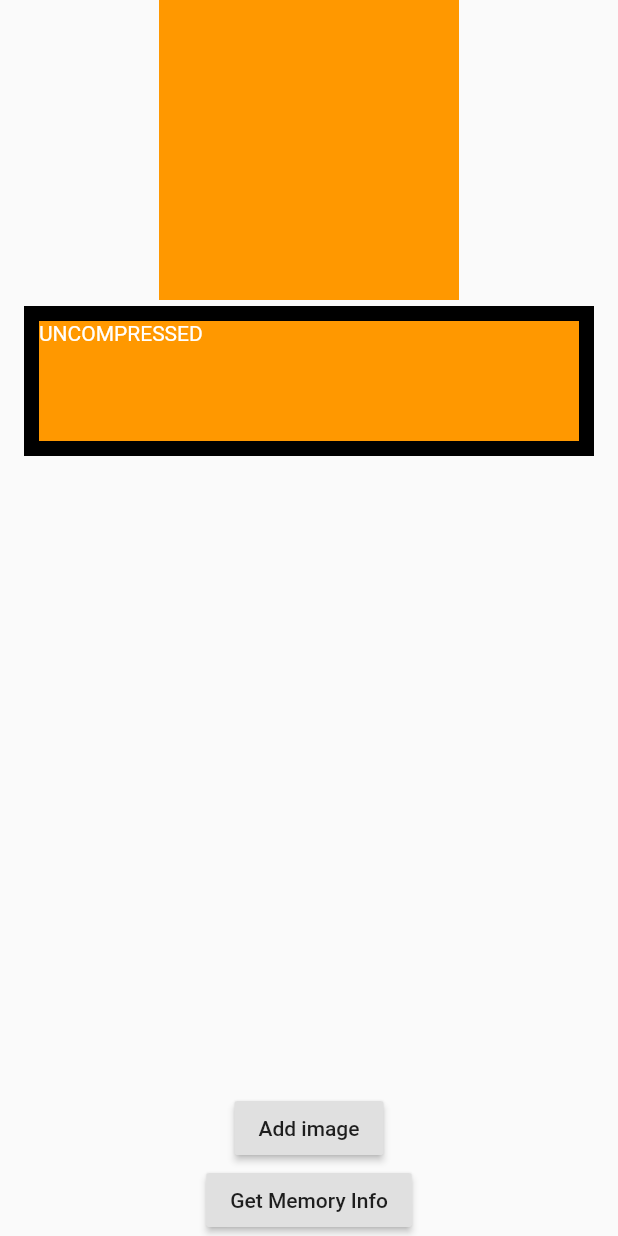
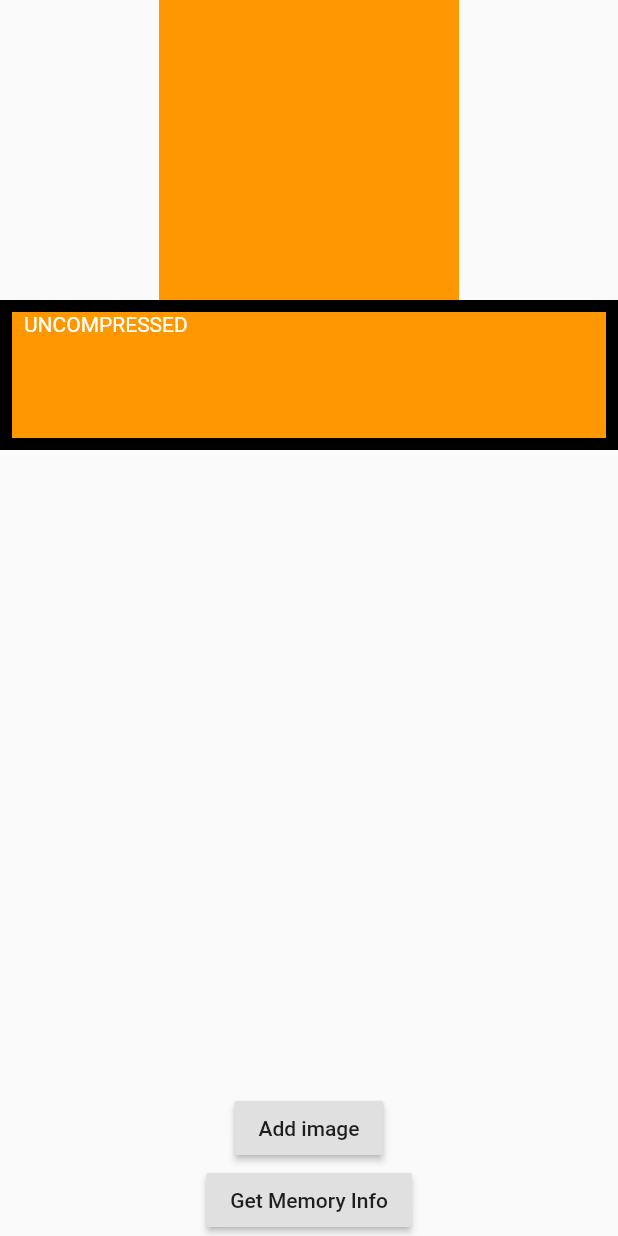
Before and after one commit to jaween/playground, a Flutter app: the screen it shows after launch, after a tap on "Use uncompressed", on a phone screen of 412 x 824 dp. Run offline on Flutter 3.47's test engine with Material 2 defaults, Android fonts, the light colour scheme and no system bars; our stand-ins replace rxdart, tuple; missing offline and left inert: flutter_sound.

Commit message:
Implement changing layers and drawing in flutter_compressed_images

```diff
--- a/flutter_compressed_images/flutter_compressed_images/lib/drawing_canvas.dart
+++ b/flutter_compressed_images/flutter_compressed_images/lib/drawing_canvas.dart
@@ -64,7 +64,7 @@ class _DrawingCanvasState extends State<DrawingCanvas> {
               onPanUpdate: (p) => _handler
                   .move(p.localPosition / 200 * ImageHolder.size.height),
               onPanEnd: (d) => _handler.end(),
-              child: ImageDisplay(image: _image),
+              child: ImageDisplayOnlyDecoded(image: _image),
             ),
     );
   }
--- a/flutter_compressed_images/flutter_compressed_images/lib/drawing_handler.dart
+++ b/flutter_compressed_images/flutter_compressed_images/lib/drawing_handler.dart
@@ -3,10 +3,12 @@ import 'dart:ui';
 import 'package:flutter/material.dart' hide Image;
 import 'package:flutter/scheduler.dart';
 
+typedef void ImageReadyCallback(Image image);
+
 /// Takes input drawing pointer events and schedules painting each frame.
 class DrawingHandler {
   final Image image;
-  final Function onImageReady;
+  final ImageReadyCallback onImageReady;
 
   Path _path;
   Image _completeImage;
--- a/flutter_compressed_images/flutter_compressed_images/lib/image_display.dart
+++ b/flutter_compressed_images/flutter_compressed_images/lib/image_display.dart
@@ -1,17 +1,49 @@
+import 'dart:typed_data';
 import 'dart:ui' as ui;
 
 import 'package:flutter/material.dart';
 import 'package:flutter_compressed_images/image_holder.dart';
 
 /// Displays the image based on which mode it is in.
-class ImageDisplay extends StatelessWidget {
+class ImageDisplay extends StatefulWidget {
   final ImageHolder imageHolder;
-  final ui.Image image;
 
   ImageDisplay({
+    Key key,
     this.imageHolder,
-    this.image,
-  }) : assert(imageHolder != null || image != null);
+  }) : super(key: key);
+
+  @override
+  _ImageDisplayState createState() => _ImageDisplayState();
+}
+
+class _ImageDisplayState extends State<ImageDisplay> {
+  ui.Image _cachedImage;
+
+  @override
+  void initState() {
+    print("init");
+    super.initState();
+  }
+
+  @override
+  void didUpdateWidget(ImageDisplay oldWidget) {
+    if (widget.imageHolder != null) {
+      if (widget.imageHolder.decoded) {
+        print(
+            "${widget.imageHolder.hashCode} Image is decoded, so will cache it...");
+        widget.imageHolder.uiImage.then((image) {
+          setState(() => _cachedImage = image);
+          print("${widget.imageHolder.hashCode} Cache updated");
+        });
+      } else if (widget.imageHolder.encoded) {
+        print("${widget.imageHolder.hashCode} Cache is stale, discarding");
+        setState(() => _cachedImage = null);
+      }
+    }
+
+    super.didUpdateWidget(oldWidget);
+  }
 
   @override
   Widget build(BuildContext context) {
@@ -20,42 +52,32 @@ class ImageDisplay extends StatelessWidget {
       children: <Widget>[
         Builder(
           builder: (context) {
-            if (image != null) {
-              return _buildDartUiImage(image);
-            } else if (imageHolder.editMode) {
+            if (widget.imageHolder.decoded || widget.imageHolder.encoding) {
               return FutureBuilder<ui.Image>(
-                future: imageHolder.uiImage,
-                initialData: null,
+                future: widget.imageHolder.uiImage,
                 builder: (context, snapshot) {
-                  if (snapshot.data == null) {
-                    return Container(
-                      color: Colors.black,
-                    );
+                  if (!snapshot.hasData) {
+                    if (_cachedImage != null) {
+                      print(
+                          "${widget.imageHolder.hashCode} UI using cached image");
+                      return _buildDartUiImage(_cachedImage);
+                    }
+                    print("${widget.imageHolder.hashCode} UI using PNG");
+                    return _buildImageFromPngBytes(widget.imageHolder.pngBytes);
                   }
+                  print("${widget.imageHolder.hashCode} UI using future image");
                   return _buildDartUiImage(snapshot.data);
                 },
               );
             } else {
-              return _buildImageFromPngBytes(imageHolder);
+              return _buildImageFromPngBytes(widget.imageHolder.pngBytes);
             }
           },
         ),
-        if (imageHolder?.editMode == true)
-          Text(
-            "UNCOMPRESSED",
-            style: Theme.of(context)
-                .textTheme
-                .bodyText2
-                .copyWith(color: Colors.white),
-          ),
-        if (imageHolder?.dirty == true)
-          Text(
-            "\nDIRTY",
-            style: Theme.of(context)
-                .textTheme
-                .bodyText2
-                .copyWith(color: Colors.white),
-          ),
+        ..._buildDecodeEncodeStateText(
+          context: context,
+          imageHolder: widget.imageHolder,
+        ),
       ],
     );
   }
@@ -66,11 +88,66 @@ class ImageDisplay extends StatelessWidget {
     );
   }
 
-  Widget _buildImageFromPngBytes(ImageHolder image) {
+  Widget _buildImageFromPngBytes(Uint8List bytes) {
     return Image.memory(
-      image.pngBytes,
+      bytes,
       fit: BoxFit.fill,
       filterQuality: FilterQuality.none,
+      gaplessPlayback: true,
+    );
+  }
+
+  List<Widget> _buildDecodeEncodeStateText({
+    @required BuildContext context,
+    @required ImageHolder imageHolder,
+  }) {
+    return [
+      if (imageHolder.decoded || imageHolder.decoding)
+        Padding(
+          padding: const EdgeInsets.only(left: 8.0, top: 0),
+          child: Text(
+            imageHolder.decoded ? "UNCOMPRESSED" : "UNCOMPRESSING",
+            style: Theme.of(context)
+                .textTheme
+                .bodyText2
+                .copyWith(color: Colors.white),
+          ),
+        ),
+      if (imageHolder.encoded || imageHolder.encoding)
+        Padding(
+          padding: const EdgeInsets.only(left: 8.0, top: 20),
+          child: Text(
+            imageHolder.encoded ? "COMPRESSED" : "COMPRESSING",
+            style: Theme.of(context)
+                .textTheme
+                .bodyText2
+                .copyWith(color: Colors.white),
+          ),
+        ),
+      if (imageHolder.dirty)
+        Padding(
+          padding: const EdgeInsets.only(left: 8.0, top: 40),
+          child: Text(
+            "DIRTY",
+            style: Theme.of(context)
+                .textTheme
+                .bodyText2
+                .copyWith(color: Colors.white),
+          ),
+        ),
+    ];
+  }
+}
+
+class ImageDisplayOnlyDecoded extends StatelessWidget {
+  final ui.Image image;
+
+  ImageDisplayOnlyDecoded({@required this.image});
+
+  @override
+  Widget build(BuildContext context) {
+    return CustomPaint(
+      painter: ImagePainter(image: image),
     );
   }
 }
--- a/flutter_compressed_images/flutter_compressed_images/lib/image_holder.dart
+++ b/flutter_compressed_images/flutter_compressed_images/lib/image_holder.dart
@@ -4,6 +4,7 @@ import 'dart:typed_data';
 import 'dart:ui';
 import 'dart:ui' as ui;
 
+import 'package:async/async.dart';
 import 'package:flutter/foundation.dart';
 import 'package:flutter/material.dart';
 
@@ -12,11 +13,14 @@ class ImageHolder {
 
   Uint8List _pngBytes;
   ui.Image _image;
-  Completer<ui.Image> _pngDecodeCompleter;
-  bool _editMode = false;
+  CancelableCompleter<ui.Image> _decodeCompleter;
+  CancelableCompleter<Uint8List> _encodeCompleter;
   bool _dirty = false;
 
-  ImageHolder._({@required Uint8List pngBytes}): _pngBytes = pngBytes;
+  ImageHolder._({@required Uint8List pngBytes}) : _pngBytes = pngBytes {
+    _encodeCompleter = CancelableCompleter<Uint8List>();
+    _encodeCompleter.complete(_pngBytes);
+  }
 
   static Future<ImageHolder> create() async {
     final pictureRecorder = PictureRecorder();
@@ -42,96 +46,113 @@ class ImageHolder {
       size.height.toInt(),
     );
     final bytes = await image.toByteData(format: ImageByteFormat.png);
+
     return ImageHolder._(pngBytes: bytes.buffer.asUint8List());
   }
 
   Future<void> createImage({@required VoidCallback onImageReady}) async {
-
     onImageReady();
   }
 
   bool get dirty => _dirty;
 
-  bool get editMode => _editMode;
+  _ImgState _state = _ImgState.encoded;
+
+  bool get decoded => _state == _ImgState.decoded;
+
+  bool get decoding => _state == _ImgState.decoding;
+
+  bool get encoded => _state == _ImgState.encoded;
+
+  bool get encoding => _state == _ImgState.encoding;
 
   Uint8List get pngBytes => _pngBytes;
 
-  Future<ui.Image> get uiImage => _pngDecodeCompleter.future;
+  Future<ui.Image> get uiImage =>
+      _decodeCompleter?.operation?.value ?? Future.value(_image);
 
   Future<void> beginEditing() {
-    if (editMode) {
-      return _pngDecodeCompleter.future;
+    if (_state == _ImgState.encoding) {
+      // Quick exit
+      _encodeCompleter?.operation?.cancel();
+      _decodeCompleter = CancelableCompleter<ui.Image>();
+      _state = _ImgState.decoded;
+      _decodeCompleter.complete(_image);
+      return _decodeCompleter.operation.value;
+    } else if (_state == _ImgState.decoded || _state == _ImgState.decoding) {
+      return _decodeCompleter.operation.value;
     }
 
-    _editMode = true;
-    _pngDecodeCompleter = Completer<ui.Image>();
-    final decode = () async {
-      final codec = await instantiateImageCodec(_pngBytes);
-      final frame = await codec.getNextFrame();
+    final completer = CancelableCompleter<ui.Image>();
+    _decodeCompleter = completer;
+    _begin(completer);
+    return _decodeCompleter.operation.value;
+  }
+
+  void _begin(CancelableCompleter<ui.Image> completer) async {
+    _state = _ImgState.decoding;
+    final codec = await instantiateImageCodec(_pngBytes);
+    final frame = await codec.getNextFrame();
+
+    if (!completer.isCanceled) {
       _image = frame.image;
-      _pngDecodeCompleter?.complete(_image);
-    };
-    decode();
-    return _pngDecodeCompleter.future;
+      _state = _ImgState.decoded;
+      completer.complete(_image);
+    }
+  }
+
+  Future<void> endEditing() {
+    if (_state == _ImgState.decoding) {
+      // Quick exit
+      _decodeCompleter?.operation?.cancel();
+      _encodeCompleter = CancelableCompleter<Uint8List>();
+      _state = _ImgState.encoded;
+      _encodeCompleter.complete(_pngBytes);
+      return _encodeCompleter.operation.value;
+    } else if (_state == _ImgState.encoded || _state == _ImgState.encoding) {
+      return _encodeCompleter.operation.value;
+    }
+
+    final completer = CancelableCompleter<Uint8List>();
+    _encodeCompleter = completer;
+    _end(completer);
+    return _encodeCompleter.operation.value;
+  }
+
+  void _end(CancelableCompleter<Uint8List> completer) async {
+    _state = _ImgState.encoding;
+    if (dirty) {
+      final pngByteData = await _image.toByteData(format: ImageByteFormat.png);
+      if (!completer.isCanceled) {
+        _pngBytes = pngByteData.buffer.asUint8List();
+        _dirty = false;
+        _state = _ImgState.encoded;
+
+        completer.complete(_pngBytes);
+      }
+    } else {
+      _state = _ImgState.encoded;
+      completer.complete(_pngBytes);
+    }
   }
 
   void edited({@required ui.Image edited}) async {
-    assert(editMode);
+    if (_state != _ImgState.decoded) {
+      assert(false, 'Not decdoded, probably ok!');
+      return;
+    }
+
     _image = edited;
     _dirty = true;
-    _pngDecodeCompleter = Completer<ui.Image>();
-    _pngDecodeCompleter.complete(edited);
-  }
 
-  Future<void> endEditing() async {
-    assert(editMode);
-
-    if (dirty) {
-      final pngByteData = await _image.toByteData(format: ImageByteFormat.png);
-      _pngBytes = pngByteData.buffer.asUint8List();
-    }
-
-    _editMode = false;
-    _pngDecodeCompleter = null;
-    _image = null;
-    _dirty = false;
+    _decodeCompleter = CancelableCompleter<ui.Image>();
+    _decodeCompleter.complete(edited);
   }
 }
 
-/**
-    Uint8List _pngBytes;
-    ui.Image _image;
-    Completer<ui.Image> _imageCompleter;
-
-    bool get editMode;
-
-    Uint8List get readOnlyImage {
-    assert(!editMode);
-    return _pngBytes;
-    }
-
-    Future<ui.Image> beginEditing() async {
-    if (editMode) {
-    return Future.value(_image);
-    }
-
-    final decode = () async {
-    final codec = await instantiateImageCodec(_pngBytes);
-    final frame = await codec.getNextFrame();
-    _image = frame.image;
-    editMode = true;
-    _imageCompleter.completer(_image);
-    };
-    decode();
-    return _imageCompleter.future;
-    }
-
-    Future<void> completeEditing({ui.Image image}) async {
-    assert(editMode);
-    if (_editMode && image != null && image != _image) {
-    _pngData = await image.toByteData(format: PNG);
-    _image = null;
-    }
-    _editMode = false;
-    }
- */
+enum _ImgState {
+  encoded,
+  encoding,
+  decoded,
+  decoding,
+}
--- a/flutter_compressed_images/flutter_compressed_images/lib/list_screen.dart
+++ b/flutter_compressed_images/flutter_compressed_images/lib/list_screen.dart
@@ -13,10 +13,22 @@ class ListScreen extends StatefulWidget {
 
 class _ListScreenState extends State<ListScreen> {
   final _images = <ImageHolder>[];
+  final _keys = <GlobalKey>[];
   int _selected;
 
   @override
   void initState() {
+    MethodChannel('com.jaween.memory').setMethodCallHandler((call) {
+      switch (call.method) {
+        case 'onTrimMemory':
+          print(
+              "##### On low  memory call recieved from Java, level ${call.arguments}");
+          break;
+        default:
+          print('Unknown method ${call.method}');
+      }
+      return Future.value();
+    });
     _addNewImageHolder().then((_) {
       if (mounted) {
         setState(() {
@@ -34,7 +46,10 @@ class _ListScreenState extends State<ListScreen> {
   Future<void> _addNewImageHolder() async {
     final image = await ImageHolder.create();
     if (mounted) {
-      setState(() => _images.add(image));
+      setState(() {
+        _keys.add(GlobalKey());
+        _images.add(image);
+      });
     }
   }
 
@@ -58,16 +73,14 @@ class _ListScreenState extends State<ListScreen> {
               child: ListView.builder(
                 itemCount: _images.length,
                 itemBuilder: (context, index) {
-                  return ListTile(
+                  return GestureDetector(
                     onTap: () async {
                       // TODO: Maybe make end then begin more robust to not need this check
                       if (_selected == index) {
                         return;
                       }
 
-                      _images[_selected]
-                          .endEditing()
-                          .then((_) => setState(() {}));
+                      final prevSelected = _selected;
                       setState(() {
                         _selected = index;
                         _images[_selected]
@@ -76,17 +89,20 @@ class _ListScreenState extends State<ListScreen> {
                                   print("Editing ready");
                                 }));
                       });
+                      _images[prevSelected]
+                          .endEditing()
+                          .then((_) => setState(() {
+                      }));
                     },
-                    title: Container(
-                      width: 100,
+                    child: Container(
                       height: 100,
-                      decoration: BoxDecoration(
-                        border: Border.all(
-                          width: _selected == index ? 10 : 1,
+                      color: _selected == index ? Colors.black : null,
+                      child: Padding(
+                        padding: const EdgeInsets.all(8.0),
+                        child: ImageDisplay(
+                          key: _keys[index],
+                          imageHolder: _images[index],
                         ),
-                      ),
-                      child: ImageDisplay(
-                        imageHolder: _images[index],
                       ),
                     ),
                   );
@@ -100,8 +116,9 @@ class _ListScreenState extends State<ListScreen> {
             RaisedButton(
               child: Text("Get Memory Info"),
               onPressed: () async {
-                final channel = MethodChannel('com.jaween.test');
+                final channel = MethodChannel('com.jaween.meminfo');
                 final info = await channel.invokeMethod('getMemoryInfo');
+                print("########## Memory info at ${_images.length} images");
                 print(info);
               },
             ),
--- a/flutter_compressed_images/flutter_compressed_images/pubspec.yaml
+++ b/flutter_compressed_images/flutter_compressed_images/pubspec.yaml
@@ -12,6 +12,7 @@ dependencies:
   flutter:
     sdk: flutter
 
+  async: ^2.4.1
   path_provider: ^1.6.7
   cupertino_icons: ^0.1.3
 
```
Also changed, not shown: flutter_compressed_images/flutter_compressed_images/lib/main.dart (+40 -0 lines), flutter_compressed_images/flutter_compressed_images/pubspec.lock, 1 other file.
